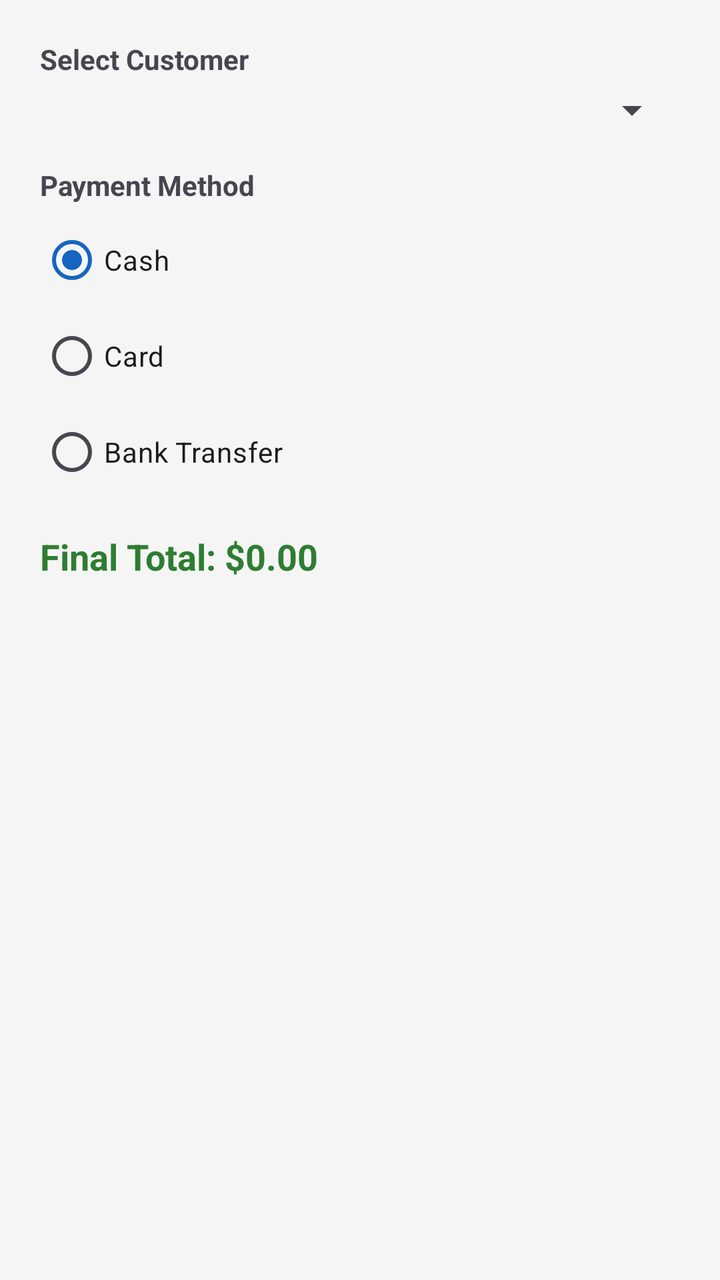
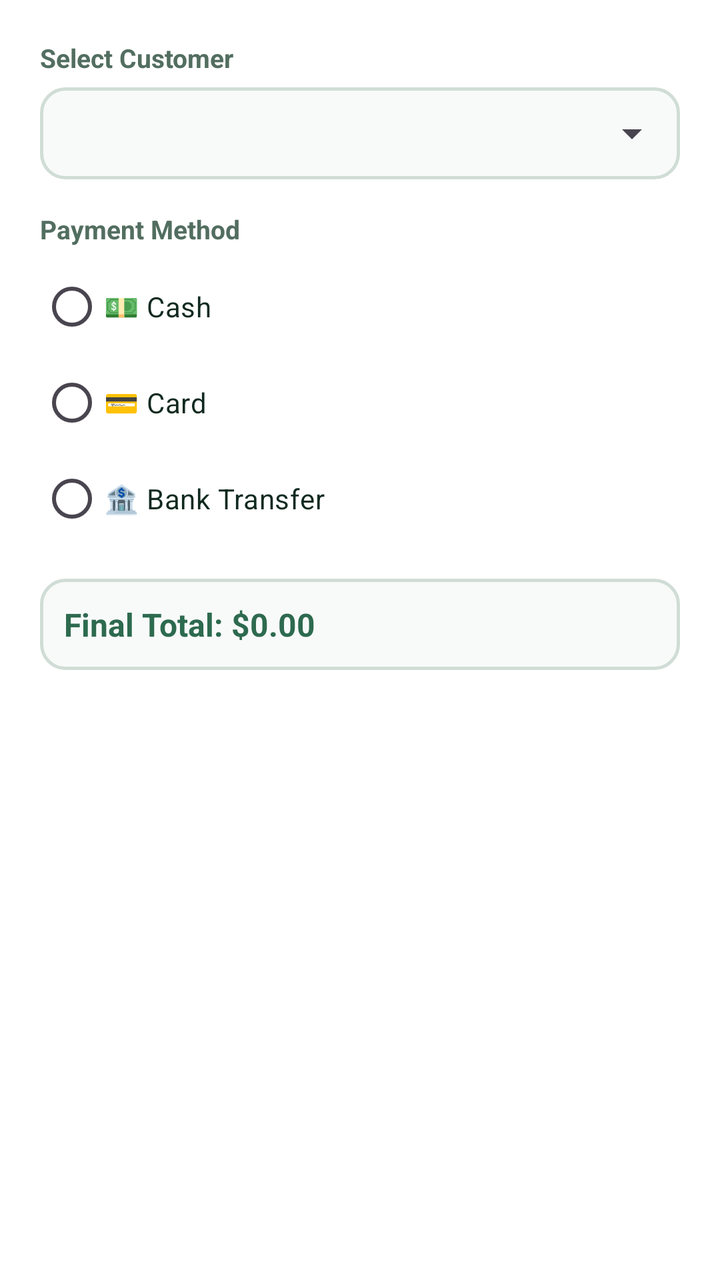

The first picture is an Android layout as it rendered before a commit; the second is the same layout after the commit. The layout source and the unified diff follow.
<!-- AndroidManifest.xml: application theme Theme.SmartShopManager -->
<!-- res/layout/dialog_checkout.xml -->
<?xml version="1.0" encoding="utf-8"?>
<LinearLayout xmlns:android="http://schemas.android.com/apk/res/android"
    android:layout_width="match_parent"
    android:layout_height="wrap_content"
    android:orientation="vertical"
    android:padding="20dp">

    <TextView
        android:layout_width="match_parent"
        android:layout_height="wrap_content"
        android:text="Select Customer"
        android:textSize="14sp"
        android:textStyle="bold"
        android:layout_marginBottom="4dp" />

    <Spinner
        android:id="@+id/spinnerCheckoutCustomer"
        android:layout_width="match_parent"
        android:layout_height="wrap_content"
        android:layout_marginBottom="16dp" />

    <TextView
        android:layout_width="match_parent"
        android:layout_height="wrap_content"
        android:text="Payment Method"
        android:textSize="14sp"
        android:textStyle="bold"
        android:layout_marginBottom="4dp" />

    <RadioGroup
        android:id="@+id/rgPaymentMethod"
        android:layout_width="match_parent"
        android:layout_height="wrap_content"
        android:orientation="vertical"
        android:layout_marginBottom="16dp">

        <RadioButton
            android:id="@+id/rbCash"
            android:layout_width="wrap_content"
            android:layout_height="wrap_content"
            android:checked="true"
            android:text="Cash" />

        <RadioButton
            android:id="@+id/rbCard"
            android:layout_width="wrap_content"
            android:layout_height="wrap_content"
            android:text="Card" />

        <RadioButton
            android:id="@+id/rbBank"
            android:layout_width="wrap_content"
            android:layout_height="wrap_content"
            android:text="Bank Transfer" />

    </RadioGroup>

    <TextView
        android:id="@+id/tvCheckoutTotal"
        android:layout_width="match_parent"
        android:layout_height="wrap_content"
        android:text="Final Total: $0.00"
        android:textColor="@color/success"
        android:textSize="18sp"
        android:textStyle="bold" />

</LinearLayout>
<!-- resources referenced by this layout -->
<resources>
  <color name="success">#2E7D32</color>
  <style name="Theme.SmartShopManager" parent="Theme.Material3.DayNight.NoActionBar">
          <item name="colorPrimary">@color/primary</item>
          <item name="colorPrimaryDark">@color/primary_dark</item>
          <item name="colorSecondary">@color/accent</item>
          <item name="android:windowBackground">@color/background</item>
      </style>
  <color name="primary">#1565C0</color>
  <color name="primary_dark">#0D47A1</color>
  <color name="accent">#FF6F00</color>
  <color name="background">#F5F5F5</color>
</resources>

<!-- the commit's change to res/layout/dialog_checkout.xml (unified diff, before → after) -->
@@ -2,56 +2,68 @@
 <LinearLayout xmlns:android="http://schemas.android.com/apk/res/android"
     android:layout_width="match_parent"
     android:layout_height="wrap_content"
+    android:background="@color/card_background"
     android:orientation="vertical"
     android:padding="20dp">
 
     <TextView
         android:layout_width="match_parent"
         android:layout_height="wrap_content"
+        android:layout_marginBottom="6dp"
         android:text="Select Customer"
-        android:textSize="14sp"
-        android:textStyle="bold"
-        android:layout_marginBottom="4dp" />
+        android:textColor="@color/text_secondary"
+        android:textSize="13sp"
+        android:textStyle="bold" />
 
-    <Spinner
-        android:id="@+id/spinnerCheckoutCustomer"
+    <FrameLayout
         android:layout_width="match_parent"
-        android:layout_height="wrap_content"
-        android:layout_marginBottom="16dp" />
+        android:layout_height="46dp"
+        android:layout_marginBottom="16dp"
+        android:background="@drawable/edit_text_bg">
+
+        <Spinner
+            android:id="@+id/spinnerCheckoutCustomer"
+            android:layout_width="match_parent"
+            android:layout_height="match_parent"
+            android:paddingHorizontal="8dp" />
+    </FrameLayout>
 
     <TextView
         android:layout_width="match_parent"
         android:layout_height="wrap_content"
+        android:layout_marginBottom="6dp"
         android:text="Payment Method"
-        android:textSize="14sp"
-        android:textStyle="bold"
-        android:layout_marginBottom="4dp" />
+        android:textColor="@color/text_secondary"
+        android:textSize="13sp"
+        android:textStyle="bold" />
 
     <RadioGroup
         android:id="@+id/rgPaymentMethod"
         android:layout_width="match_parent"
         android:layout_height="wrap_content"
-        android:orientation="vertical"
-        android:layout_marginBottom="16dp">
+        android:layout_marginBottom="16dp"
+        android:orientation="vertical">
 
         <RadioButton
             android:id="@+id/rbCash"
-            android:layout_width="wrap_content"
+            android:layout_width="match_parent"
             android:layout_height="wrap_content"
-            android:checked="true"
-            android:text="Cash" />
+            android:text="💵 Cash"
+            android:textColor="@color/text_primary" />
 
         <RadioButton
             android:id="@+id/rbCard"
-            android:layout_width="wrap_content"
+            android:layout_width="match_parent"
             android:layout_height="wrap_content"
-            android:text="Card" />
+            android:text="💳 Card"
+            android:textColor="@color/text_primary" />
 
         <RadioButton
             android:id="@+id/rbBank"
-            android:layout_width="wrap_content"
+            android:layout_width="match_parent"
             android:layout_height="wrap_content"
-            android:text="Bank Transfer" />
+            android:text="🏦 Bank Transfer"
+            android:textColor="@color/text_primary" />
 
     </RadioGroup>
 
@@ -59,9 +71,11 @@
         android:id="@+id/tvCheckoutTotal"
         android:layout_width="match_parent"
         android:layout_height="wrap_content"
+        android:background="@drawable/edit_text_bg"
+        android:padding="12dp"
         android:text="Final Total: $0.00"
         android:textColor="@color/success"
-        android:textSize="18sp"
+        android:textSize="16sp"
         android:textStyle="bold" />
 
 </LinearLayout>
<!-- resource entries referenced after the edit -->
@@ -1,15 +1,46 @@
 <!-- resources referenced by this layout -->
 <resources>
-  <color name="success">#2E7D32</color>
+  <color name="card_background">#FFFFFF</color>
+  <color name="success">#2D6A4F</color>
+  <color name="text_primary">#112A20</color>
+  <color name="text_secondary">#526E60</color>
+  <!-- drawable edit_text_bg (drawable) -->
+  <?xml version="1.0" encoding="utf-8"?>
+  <shape xmlns:android="http://schemas.android.com/apk/res/android"
+      android:shape="rectangle">
+      <solid android:color="@color/input_background" />
+      <stroke android:width="1.5dp" android:color="#D0DDD6" />
+      <corners android:radius="12dp" />
+  </shape>
   <style name="Theme.SmartShopManager" parent="Theme.Material3.DayNight.NoActionBar">
           <item name="colorPrimary">@color/primary</item>
           <item name="colorPrimaryDark">@color/primary_dark</item>
           <item name="colorSecondary">@color/accent</item>
           <item name="android:windowBackground">@color/background</item>
+          <item name="colorSurface">@color/card_background</item>
+  
+          
+          <item name="alertDialogTheme">@style/RoundedAlertDialogTheme</item>
+          <item name="materialAlertDialogTheme">@style/RoundedAlertDialogTheme</item>
       </style>
-  <color name="primary">#1565C0</color>
-  <color name="primary_dark">#0D47A1</color>
-  <color name="accent">#FF6F00</color>
-  <color name="background">#F5F5F5</color>
+  <color name="input_background">#F8FAF9</color>
+  <color name="primary">#0F382C</color>
+  <color name="primary_dark">#08271E</color>
+  <color name="accent">#40916C</color>
+  <color name="background">#F4F7F5</color>
+  <style name="RoundedAlertDialogTheme" parent="ThemeOverlay.Material3.MaterialAlertDialog">
+          <item name="shapeAppearanceOverlay">@style/ShapeAppearance.App.MediumComponent</item>
+          <item name="android:background">@drawable/dialog_bg</item>
+      </style>
+  <style name="ShapeAppearance.App.MediumComponent" parent="ShapeAppearance.Material3.MediumComponent">
+          <item name="cornerSize">20dp</item>
+      </style>
+  <!-- drawable dialog_bg (drawable) -->
+  <?xml version="1.0" encoding="utf-8"?>
+  <shape xmlns:android="http://schemas.android.com/apk/res/android"
+      android:shape="rectangle">
+      <solid android:color="@color/card_background" />
+      <corners android:radius="20dp" />
+  </shape>
 </resources>
 
